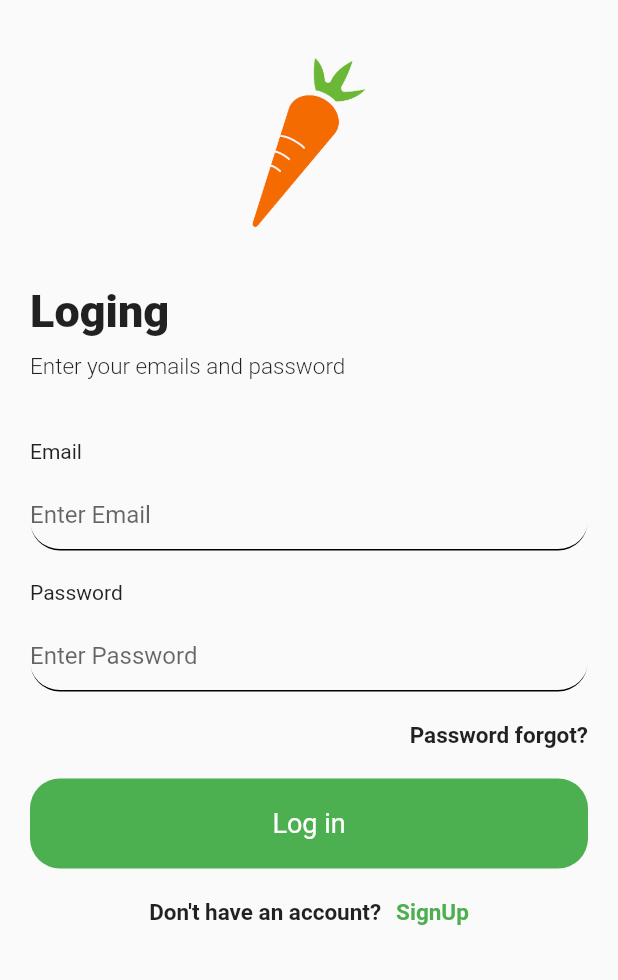
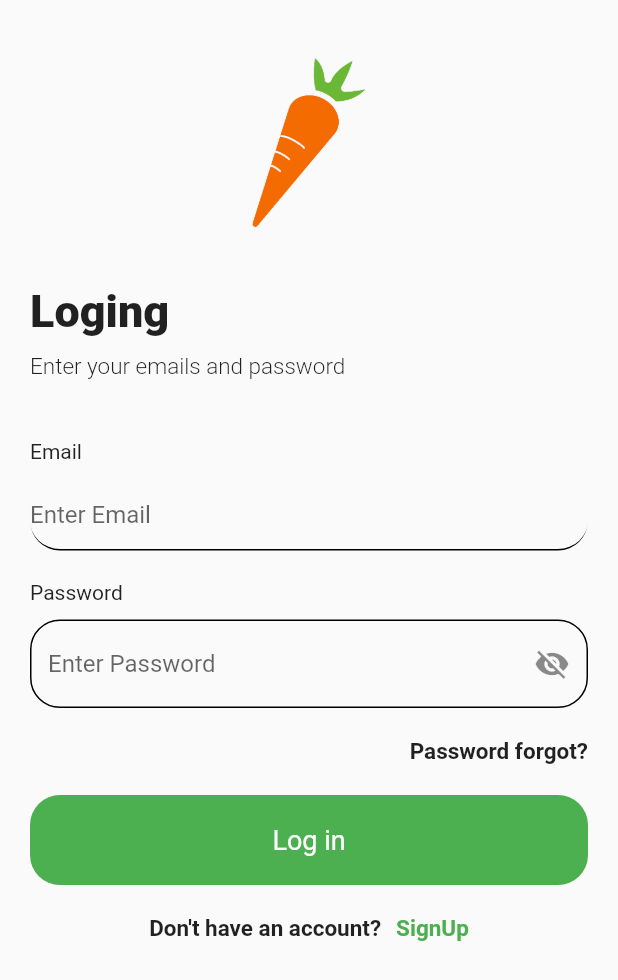
Before and after one commit to wanni29/carrot, a Flutter app: the screen it shows after launch, after a tap on "Welcome to My Page : )", on a phone screen of 412 x 824 dp. Shown: the top 980 px of the screen. Run offline on Flutter 3.47's test engine with Material 2 defaults, Android fonts, the phone set to English and light mode, and no system bars; our stand-ins replace validators.

Commit message:
hide password from eye

```diff
--- a/lib/components/custom_form_login.dart
+++ b/lib/components/custom_form_login.dart
@@ -1,6 +1,7 @@
 import 'package:flutter/material.dart';
 import 'package:practice_market_app/components/custom_password_forgot.dart';
 import 'package:practice_market_app/components/custom_text_form_field.dart';
+import 'package:practice_market_app/components/custom_text_form_field_password.dart';
 import 'package:practice_market_app/pages/user_repository.dart';
 import 'package:practice_market_app/size.dart';
 import 'package:practice_market_app/validator_util.dart';
@@ -25,7 +26,7 @@ class CustomFormLogin extends StatelessWidget {
           CustomTextFormField(
               text: "Email", validate: validateEmail(), textController: _email),
           SizedBox(height: large_gap),
-          CustomTextFormField(
+          CustomTextFormFieldPassword(
               text: "Password",
               validate: validatePassword(),
               textController: _password),
--- /dev/null
+++ b/lib/components/custom_text_form_field_password.dart
@@ -0,0 +1,62 @@
+import 'package:flutter/material.dart';
+import 'package:practice_market_app/size.dart';
+
+class CustomTextFormFieldPassword extends StatefulWidget {
+  final textController;
+  final validate;
+  final String text;
+
+  CustomTextFormFieldPassword(
+      {required this.text, required this.validate, this.textController});
+
+  @override
+  _CustomTextFormFieldPasswordState createState() =>
+      _CustomTextFormFieldPasswordState();
+}
+
+class _CustomTextFormFieldPasswordState
+    extends State<CustomTextFormFieldPassword> {
+  bool isPasswordVisible = false;
+
+  @override
+  Widget build(BuildContext context) {
+    return Column(
+      crossAxisAlignment: CrossAxisAlignment.start,
+      children: [
+        Text(widget.text),
+        const SizedBox(height: medium_gap),
+        TextFormField(
+          controller: widget.textController,
+          validator: widget.validate,
+          obscureText: !isPasswordVisible,
+          decoration: InputDecoration(
+            hintText: "Enter ${widget.text}",
+            enabledBorder: OutlineInputBorder(
+              borderRadius: BorderRadius.circular(20),
+            ),
+            focusedBorder: OutlineInputBorder(
+              borderRadius: BorderRadius.circular(20),
+            ),
+            errorBorder: OutlineInputBorder(
+              borderRadius: BorderRadius.circular(20),
+            ),
+            focusedErrorBorder: OutlineInputBorder(
+              borderRadius: BorderRadius.circular(20),
+            ),
+            // 눈 모양의 아이콘 추가
+            suffixIcon: IconButton(
+              icon: Icon(
+                isPasswordVisible ? Icons.visibility : Icons.visibility_off,
+              ),
+              onPressed: () {
+                setState(() {
+                  isPasswordVisible = !isPasswordVisible;
+                });
+              },
+            ),
+          ),
+        ),
+      ],
+    );
+  }
+}
```
